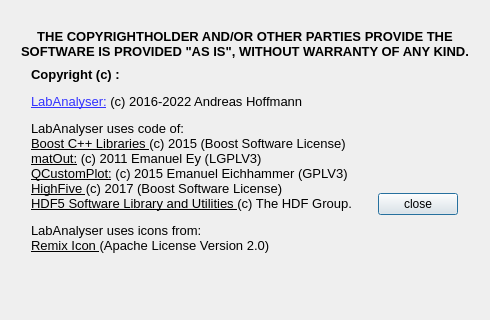
Above: About.ui from ConverterLabs/LabAnalyser before the change; both pictures show x 0 to 490 and y 178 to 498 of the 490 by 634 pixel window. Below: the same form after it.
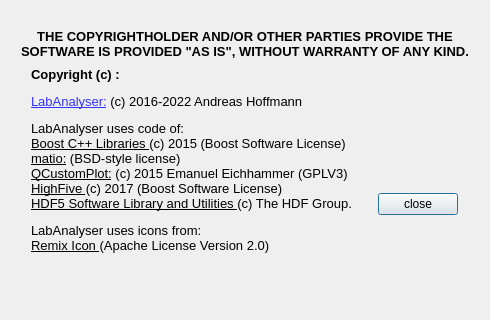
That is the form after the change. Icons and pictures are not drawn.

Commit message: feat(deploy): enhance deployment process and add scrollable legend to plots

The edit to the form file:
```diff
--- a/About.ui
+++ b/About.ui
@@ -139,7 +139,7 @@
         </sizepolicy>
        </property>
        <property name="text">
-        <string>&lt;html&gt;&lt;head/&gt;&lt;body&gt;&lt;p&gt;&lt;span style=&quot; font-size:10pt; font-weight:600;&quot;&gt;Copyright (c) :&lt;/span&gt;&lt;/p&gt;&lt;p&gt;&lt;a href=&quot;https://github.com/ConverterLabs/LabAnalyser/&quot;&gt;&lt;span style=&quot; font-size:10pt; text-decoration: underline; color:#3333ff;&quot;&gt;LabAnalyser:&lt;/span&gt;&lt;/a&gt;&lt;span style=&quot; font-size:10pt;&quot;&gt; (c) 2016-2022 Andreas Hoffmann&lt;/span&gt;&lt;/p&gt;&lt;p&gt;&lt;span style=&quot; font-size:10pt;&quot;&gt;LabAnalyser uses code of:&lt;br/&gt;&lt;/span&gt;&lt;a href=&quot;www.boost.org/&quot;&gt;&lt;span style=&quot; font-size:10pt; text-decoration: underline; color:#000000;&quot;&gt;Boost C++ Libraries &lt;/span&gt;&lt;/a&gt;&lt;span style=&quot; font-size:10pt;&quot;&gt;(c) 2015 (Boost Software License)&lt;br/&gt;&lt;/span&gt;&lt;a href=&quot;https://github.com/EyNuel/matOut/&quot;&gt;&lt;span style=&quot; font-size:10pt; text-decoration: underline; color:#000000;&quot;&gt;matOut:&lt;/span&gt;&lt;/a&gt;&lt;span style=&quot; font-size:10pt;&quot;&gt; (c) 2011 Emanuel Ey (LGPLV3)&lt;br/&gt;&lt;/span&gt;&lt;a href=&quot;https://www.qcustomplot.com/&quot;&gt;&lt;span style=&quot; font-size:10pt; text-decoration: underline; color:#000000;&quot;&gt;QCustomPlot:&lt;/span&gt;&lt;/a&gt;&lt;span style=&quot; font-size:10pt;&quot;&gt; (c) 2015 Emanuel Eichhammer (GPLV3)&lt;br/&gt;&lt;/span&gt;&lt;a href=&quot;https://github.com/BlueBrain/HighFive/&quot;&gt;&lt;span style=&quot; font-size:10pt; text-decoration: underline; color:#000000;&quot;&gt;HighFive &lt;/span&gt;&lt;/a&gt;&lt;span style=&quot; font-size:10pt;&quot;&gt;(c) 2017 (Boost Software License)&lt;br/&gt;&lt;/span&gt;&lt;a href=&quot;https://github.com/HDFGroup/hdf5/&quot;&gt;&lt;span style=&quot; font-size:10pt; text-decoration: underline; color:#000000;&quot;&gt;HDF5 Software Library and Utilities &lt;/span&gt;&lt;/a&gt;&lt;span style=&quot; font-size:10pt;&quot;&gt;(c) The HDF Group.&lt;/span&gt;&lt;/p&gt;&lt;p&gt;&lt;span style=&quot; font-size:10pt; color:#000000;&quot;&gt;LabAnalyser uses icons from:&lt;br/&gt;&lt;/span&gt;&lt;a href=&quot;https://remixicon.com/&quot;&gt;&lt;span style=&quot; font-size:10pt; text-decoration: underline; color:#000000;&quot;&gt;Remix Icon &lt;/span&gt;&lt;/a&gt;&lt;span style=&quot; font-size:10pt;&quot;&gt;(Apache License Version 2.0)&lt;/span&gt;&lt;/p&gt;&lt;/body&gt;&lt;/html&gt;</string>
+        <string>&lt;html&gt;&lt;head/&gt;&lt;body&gt;&lt;p&gt;&lt;span style=&quot; font-size:10pt; font-weight:600;&quot;&gt;Copyright (c) :&lt;/span&gt;&lt;/p&gt;&lt;p&gt;&lt;a href=&quot;https://github.com/ConverterLabs/LabAnalyser/&quot;&gt;&lt;span style=&quot; font-size:10pt; text-decoration: underline; color:#3333ff;&quot;&gt;LabAnalyser:&lt;/span&gt;&lt;/a&gt;&lt;span style=&quot; font-size:10pt;&quot;&gt; (c) 2016-2022 Andreas Hoffmann&lt;/span&gt;&lt;/p&gt;&lt;p&gt;&lt;span style=&quot; font-size:10pt;&quot;&gt;LabAnalyser uses code of:&lt;br/&gt;&lt;/span&gt;&lt;a href=&quot;www.boost.org/&quot;&gt;&lt;span style=&quot; font-size:10pt; text-decoration: underline; color:#000000;&quot;&gt;Boost C++ Libraries &lt;/span&gt;&lt;/a&gt;&lt;span style=&quot; font-size:10pt;&quot;&gt;(c) 2015 (Boost Software License)&lt;br/&gt;&lt;/span&gt;&lt;a href=&quot;https://github.com/tbeu/matio/&quot;&gt;&lt;span style=&quot; font-size:10pt; text-decoration: underline; color:#000000;&quot;&gt;matio:&lt;/span&gt;&lt;/a&gt;&lt;span style=&quot; font-size:10pt;&quot;&gt; (BSD-style license)&lt;br/&gt;&lt;/span&gt;&lt;a href=&quot;https://www.qcustomplot.com/&quot;&gt;&lt;span style=&quot; font-size:10pt; text-decoration: underline; color:#000000;&quot;&gt;QCustomPlot:&lt;/span&gt;&lt;/a&gt;&lt;span style=&quot; font-size:10pt;&quot;&gt; (c) 2015 Emanuel Eichhammer (GPLV3)&lt;br/&gt;&lt;/span&gt;&lt;a href=&quot;https://github.com/BlueBrain/HighFive/&quot;&gt;&lt;span style=&quot; font-size:10pt; text-decoration: underline; color:#000000;&quot;&gt;HighFive &lt;/span&gt;&lt;/a&gt;&lt;span style=&quot; font-size:10pt;&quot;&gt;(c) 2017 (Boost Software License)&lt;br/&gt;&lt;/span&gt;&lt;a href=&quot;https://github.com/HDFGroup/hdf5/&quot;&gt;&lt;span style=&quot; font-size:10pt; text-decoration: underline; color:#000000;&quot;&gt;HDF5 Software Library and Utilities &lt;/span&gt;&lt;/a&gt;&lt;span style=&quot; font-size:10pt;&quot;&gt;(c) The HDF Group.&lt;/span&gt;&lt;/p&gt;&lt;p&gt;&lt;span style=&quot; font-size:10pt; color:#000000;&quot;&gt;LabAnalyser uses icons from:&lt;br/&gt;&lt;/span&gt;&lt;a href=&quot;https://remixicon.com/&quot;&gt;&lt;span style=&quot; font-size:10pt; text-decoration: underline; color:#000000;&quot;&gt;Remix Icon &lt;/span&gt;&lt;/a&gt;&lt;span style=&quot; font-size:10pt;&quot;&gt;(Apache License Version 2.0)&lt;/span&gt;&lt;/p&gt;&lt;/body&gt;&lt;/html&gt;</string>
        </property>
        <property name="wordWrap">
         <bool>true</bool>
```
The commit also changes 6 other files.
